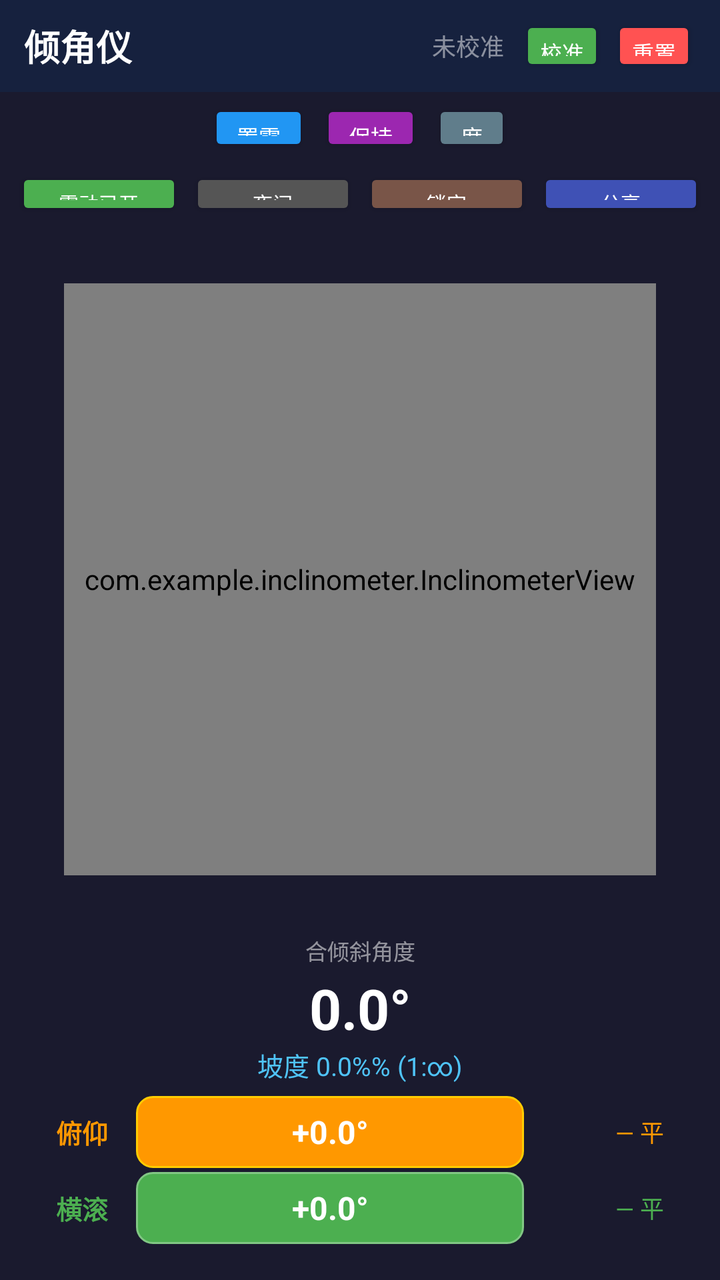
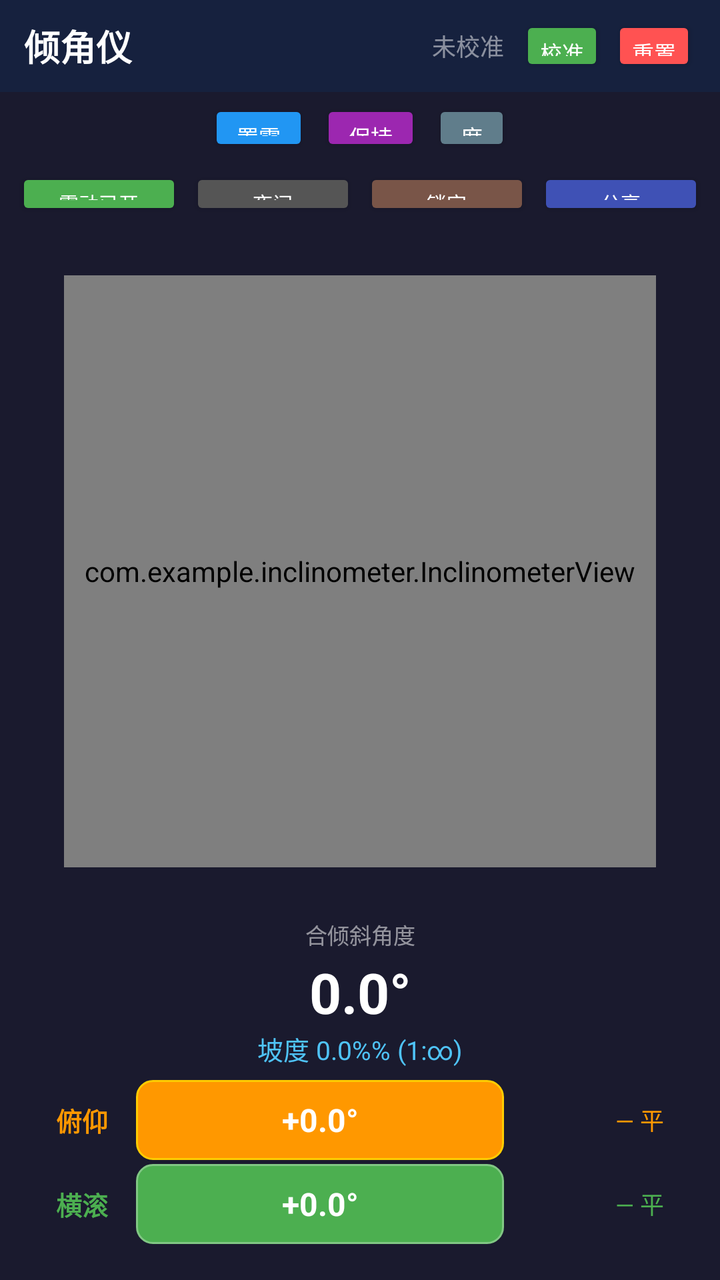

Compare the two renders of this Android layout. The source of the first and the diff that turns it into the second are given below.
<!-- AndroidManifest.xml: application theme Theme.Inclinometer -->
<!-- res/layout/activity_main.xml -->
<?xml version="1.0" encoding="utf-8"?>
<androidx.constraintlayout.widget.ConstraintLayout
    xmlns:android="http://schemas.android.com/apk/res/android"
    xmlns:app="http://schemas.android.com/apk/res-auto"
    xmlns:tools="http://schemas.android.com/tools"
    android:layout_width="match_parent"
    android:layout_height="match_parent"
    tools:context=".MainActivity">

    <LinearLayout
        android:id="@+id/topBar"
        android:layout_width="match_parent"
        android:layout_height="wrap_content"
        android:gravity="center_vertical"
        android:paddingHorizontal="12dp"
        android:paddingVertical="8dp"
        android:background="#16213E"
        android:orientation="vertical"
        app:layout_constraintTop_toTopOf="parent">

        <LinearLayout
            android:layout_width="match_parent"
            android:layout_height="wrap_content"
            android:gravity="center_vertical">

            <TextView
                android:layout_width="0dp"
                android:layout_height="wrap_content"
                android:layout_weight="1"
                android:text="@string/app_name"
                android:textColor="#FFFFFF"
                android:textSize="18sp"
                android:textStyle="bold" />

            <TextView
                android:id="@+id/tvStatus"
                android:layout_width="wrap_content"
                android:layout_height="wrap_content"
                android:text="@string/status_uncalibrated"
                android:textColor="#80FFFFFF"
                android:textSize="12sp"
                android:layout_marginEnd="8dp"
                android:maxLines="1"
                android:ellipsize="end"
                android:maxWidth="120dp" />

            <Button
                android:id="@+id/btnCalibrate"
                android:layout_width="wrap_content"
                android:layout_height="30dp"
                android:text="@string/btn_calibrate"
                android:textSize="11sp"
                android:textColor="#FFFFFF"
                android:backgroundTint="#4CAF50"
                android:minWidth="0dp"
                android:paddingHorizontal="10dp"
                android:contentDescription="@string/btn_calibrate"
                style="@style/Widget.AppCompat.Button.Colored" />

            <Button
                android:id="@+id/btnReset"
                android:layout_width="wrap_content"
                android:layout_height="30dp"
                android:text="@string/btn_reset"
                android:textSize="11sp"
                android:textColor="#FFFFFF"
                android:backgroundTint="#FF5252"
                android:minWidth="0dp"
                android:paddingHorizontal="10dp"
                android:layout_marginStart="4dp"
                android:contentDescription="@string/btn_reset"
                style="@style/Widget.AppCompat.Button.Colored" />
        </LinearLayout>

        <ProgressBar
            android:id="@+id/progressCalibration"
            style="?android:attr/progressBarStyleHorizontal"
            android:layout_width="match_parent"
            android:layout_height="4dp"
            android:layout_marginTop="4dp"
            android:visibility="gone"
            android:progressTint="#4CAF50"
            android:progressBackgroundTint="#333333" />

        <TextView
            android:id="@+id/tvCalibrationCount"
            android:layout_width="match_parent"
            android:layout_height="wrap_content"
            android:textColor="#80FFFFFF"
            android:textSize="10sp"
            android:gravity="center"
            android:visibility="gone" />
    </LinearLayout>

    
    <LinearLayout
        android:id="@+id/layoutControls"
        android:layout_width="0dp"
        android:layout_height="wrap_content"
        android:gravity="center"
        android:paddingVertical="4dp"
        android:paddingHorizontal="12dp"
        app:layout_constraintTop_toBottomOf="@id/topBar"
        app:layout_constraintStart_toStartOf="parent"
        app:layout_constraintEnd_toEndOf="parent">

        <Button
            android:id="@+id/btnDelta"
            android:layout_width="wrap_content"
            android:layout_height="28dp"
            android:text="@string/btn_zero"
            android:textSize="11sp"
            android:textColor="#FFFFFF"
            android:backgroundTint="#2196F3"
            android:minWidth="0dp"
            android:paddingHorizontal="14dp"
            android:contentDescription="@string/btn_zero"
            style="@style/Widget.AppCompat.Button.Colored" />

        <Button
            android:id="@+id/btnHold"
            android:layout_width="wrap_content"
            android:layout_height="28dp"
            android:text="@string/btn_hold"
            android:textSize="11sp"
            android:textColor="#FFFFFF"
            android:backgroundTint="#9C27B0"
            android:minWidth="0dp"
            android:paddingHorizontal="14dp"
            android:layout_marginStart="6dp"
            android:contentDescription="@string/btn_hold"
            style="@style/Widget.AppCompat.Button.Colored" />

        <Button
            android:id="@+id/btnUnit"
            android:layout_width="wrap_content"
            android:layout_height="28dp"
            android:text="@string/unit_degree"
            android:textSize="11sp"
            android:textColor="#FFFFFF"
            android:backgroundTint="#607D8B"
            android:minWidth="0dp"
            android:paddingHorizontal="14dp"
            android:layout_marginStart="6dp"
            android:contentDescription="切换单位"
            style="@style/Widget.AppCompat.Button.Colored" />
    </LinearLayout>

    
    <LinearLayout
        android:id="@+id/layoutVibrateToggle"
        android:layout_width="0dp"
        android:layout_height="wrap_content"
        android:gravity="center"
        android:paddingVertical="2dp"
        android:paddingHorizontal="8dp"
        app:layout_constraintTop_toBottomOf="@id/layoutControls"
        app:layout_constraintStart_toStartOf="parent"
        app:layout_constraintEnd_toEndOf="parent">

        <Button
            android:id="@+id/btnVibrate"
            android:layout_width="0dp"
            android:layout_height="26dp"
            android:layout_weight="1"
            android:text="@string/btn_vibrate_on"
            android:textSize="10sp"
            android:textColor="#FFFFFF"
            android:backgroundTint="#4CAF50"
            android:minWidth="0dp"
            android:paddingHorizontal="6dp"
            android:layout_marginEnd="4dp"
            android:contentDescription="@string/btn_vibrate_on"
            style="@style/Widget.AppCompat.Button.Colored" />

        <Button
            android:id="@+id/btnNightMode"
            android:layout_width="0dp"
            android:layout_height="26dp"
            android:layout_weight="1"
            android:text="@string/btn_night_mode"
            android:textSize="10sp"
            android:textColor="#FFFFFF"
            android:backgroundTint="#555555"
            android:minWidth="0dp"
            android:paddingHorizontal="6dp"
            android:layout_marginEnd="4dp"
            android:contentDescription="@string/btn_night_mode"
            style="@style/Widget.AppCompat.Button.Colored" />

        <Button
            android:id="@+id/btnLockOrientation"
            android:layout_width="0dp"
            android:layout_height="26dp"
            android:layout_weight="1"
            android:text="@string/btn_lock"
            android:textSize="10sp"
            android:textColor="#FFFFFF"
            android:backgroundTint="#795548"
            android:minWidth="0dp"
            android:paddingHorizontal="6dp"
            android:layout_marginEnd="4dp"
            android:contentDescription="@string/btn_lock"
            style="@style/Widget.AppCompat.Button.Colored" />

        <Button
            android:id="@+id/btnShare"
            android:layout_width="0dp"
            android:layout_height="26dp"
            android:layout_weight="1"
            android:text="@string/btn_share"
            android:textSize="10sp"
            android:textColor="#FFFFFF"
            android:backgroundTint="#3F51B5"
            android:minWidth="0dp"
            android:paddingHorizontal="6dp"
            android:contentDescription="@string/btn_share"
            style="@style/Widget.AppCompat.Button.Colored" />
    </LinearLayout>

    
    <com.example.inclinometer.InclinometerView
        android:id="@+id/inclinometerView"
        android:layout_width="0dp"
        android:layout_height="0dp"
        app:layout_constraintTop_toBottomOf="@id/layoutVibrateToggle"
        app:layout_constraintBottom_toTopOf="@id/panelInfo"
        app:layout_constraintStart_toStartOf="parent"
        app:layout_constraintEnd_toEndOf="parent"
        app:layout_constraintDimensionRatio="1:1"
        android:layout_marginHorizontal="32dp"
        android:layout_marginVertical="4dp" />

    
    <LinearLayout
        android:id="@+id/panelInfo"
        android:layout_width="match_parent"
        android:layout_height="wrap_content"
        android:orientation="vertical"
        android:paddingHorizontal="20dp"
        android:paddingBottom="12dp"
        app:layout_constraintBottom_toBottomOf="parent">

        
        <LinearLayout
            android:layout_width="match_parent"
            android:layout_height="wrap_content"
            android:orientation="vertical"
            android:gravity="center">

            <TextView
                android:layout_width="match_parent"
                android:layout_height="wrap_content"
                android:text="@string/label_combined"
                android:textColor="#88FFFFFF"
                android:textSize="11sp"
                android:gravity="center"
                android:layout_marginBottom="2dp" />

            <TextView
                android:id="@+id/tvCombined"
                android:layout_width="match_parent"
                android:layout_height="wrap_content"
                android:text="0.0°"
                android:textColor="#FFFFFF"
                android:textSize="28sp"
                android:textStyle="bold"
                android:gravity="center" />

            <TextView
                android:id="@+id/tvSlope"
                android:layout_width="match_parent"
                android:layout_height="wrap_content"
                android:text="@string/slope_level"
                android:textColor="#4FC3F7"
                android:textSize="13sp"
                android:gravity="center"
                android:layout_marginBottom="6dp" />

            
            <TextView
                android:id="@+id/tvSnap"
                android:layout_width="wrap_content"
                android:layout_height="wrap_content"
                android:text=""
                android:textColor="#FFD54F"
                android:textSize="16sp"
                android:textStyle="bold"
                android:gravity="center"
                android:visibility="gone"
                android:layout_marginBottom="4dp" />
        </LinearLayout>

        
        <LinearLayout
            android:layout_width="match_parent"
            android:layout_height="wrap_content"
            android:gravity="center_vertical"
            android:layout_marginBottom="2dp"
            android:paddingHorizontal="8dp">

            <TextView
                android:id="@+id/labelPitch"
                android:layout_width="40dp"
                android:layout_height="wrap_content"
                android:text="@string/label_pitch"
                android:textColor="#FF9800"
                android:textSize="13sp"
                android:textStyle="bold" />

            <TextView
                android:id="@+id/tvPitch"
                android:layout_width="0dp"
                android:layout_height="36dp"
                android:layout_weight="1"
                android:text="+0.0°"
                android:textColor="#FFFFFF"
                android:textSize="16sp"
                android:textStyle="bold"
                android:gravity="center"
                android:background="@drawable/angle_bg_pitch" />

            <TextView
                android:id="@+id/tvDirectionPitch"
                android:layout_width="70dp"
                android:layout_height="wrap_content"
                android:text="@string/direction_level"
                android:textColor="#FF9800"
                android:textSize="12sp"
                android:gravity="end" />
        </LinearLayout>

        
        <LinearLayout
            android:layout_width="match_parent"
            android:layout_height="wrap_content"
            android:gravity="center_vertical"
            android:layout_marginBottom="2dp"
            android:paddingHorizontal="8dp">

            <TextView
                android:id="@+id/labelRoll"
                android:layout_width="40dp"
                android:layout_height="wrap_content"
                android:text="@string/label_roll"
                android:textColor="#4CAF50"
                android:textSize="13sp"
                android:textStyle="bold" />

            <TextView
                android:id="@+id/tvRoll"
                android:layout_width="0dp"
                android:layout_height="36dp"
                android:layout_weight="1"
                android:text="+0.0°"
                android:textColor="#FFFFFF"
                android:textSize="16sp"
                android:textStyle="bold"
                android:gravity="center"
                android:background="@drawable/angle_bg_roll" />

            <TextView
                android:id="@+id/tvDirectionRoll"
                android:layout_width="70dp"
                android:layout_height="wrap_content"
                android:text="@string/direction_level"
                android:textColor="#4CAF50"
                android:textSize="12sp"
                android:gravity="end" />
        </LinearLayout>

        
        <LinearLayout
            android:layout_width="match_parent"
            android:layout_height="wrap_content"
            android:gravity="center"
            android:layout_marginTop="4dp">

            <TextView
                android:id="@+id/tvDeltaLabel"
                android:layout_width="wrap_content"
                android:layout_height="wrap_content"
                android:text="@string/label_delta_prefix"
                android:textColor="#66FFFFFF"
                android:textSize="11sp"
                android:visibility="gone" />

            <TextView
                android:id="@+id/tvDelta"
                android:layout_width="wrap_content"
                android:layout_height="wrap_content"
                android:text="Δ 0.0°"
                android:textColor="#FF9800"
                android:textSize="14sp"
                android:textStyle="bold"
                android:visibility="gone" />
        </LinearLayout>
    </LinearLayout>

</androidx.constraintlayout.widget.ConstraintLayout>
<!-- resources referenced by this layout -->
<resources>
  <!-- drawable angle_bg_pitch (drawable) -->
  <?xml version="1.0" encoding="utf-8"?>
  <shape xmlns:android="http://schemas.android.com/apk/res/android"
      android:shape="rectangle">
      <solid android:color="#FF9800" />
      <corners android:radius="8dp" />
      <stroke android:width="1dp" android:color="#FFCC02" />
  </shape>
  <!-- drawable angle_bg_roll (drawable) -->
  <?xml version="1.0" encoding="utf-8"?>
  <shape xmlns:android="http://schemas.android.com/apk/res/android"
      android:shape="rectangle">
      <solid android:color="#4CAF50" />
      <corners android:radius="8dp" />
      <stroke android:width="1dp" android:color="#81C784" />
  </shape>
  <string name="app_name">倾角仪</string>
  <string name="btn_calibrate">校准</string>
  <string name="btn_hold">保持</string>
  <string name="btn_lock">锁定</string>
  <string name="btn_night_mode">夜间</string>
  <string name="btn_reset">重置</string>
  <string name="btn_share">分享</string>
  <string name="btn_vibrate_on">震动已开</string>
  <string name="btn_zero">置零</string>
  <string name="direction_level">— 平</string>
  <string name="label_combined">合倾斜角度</string>
  <string name="label_delta_prefix">相对参考面: </string>
  <string name="label_pitch">俯仰</string>
  <string name="label_roll">横滚</string>
  <string name="slope_level">坡度 0.0%% (1:\u221E)</string>
  <string name="status_uncalibrated">未校准</string>
  <string name="unit_degree">度</string>
  <style name="Theme.Inclinometer" parent="Theme.AppCompat.DayNight.NoActionBar">
          <item name="colorPrimary">#2196F3</item>
          <item name="colorPrimaryDark">#1565C0</item>
          <item name="colorAccent">#FF9800</item>
          <item name="android:windowBackground">#1A1A2E</item>
          <item name="android:statusBarColor">#0D0D1A</item>
          <item name="android:navigationBarColor">#0D0D1A</item>
      </style>
</resources>

<!-- the commit's change to res/layout/activity_main.xml (unified diff, before → after) -->
@@ -41,8 +41,7 @@
                 android:textSize="12sp"
                 android:layout_marginEnd="8dp"
                 android:maxLines="1"
-                android:ellipsize="end"
-                android:maxWidth="120dp" />
+                android:ellipsize="end" />
 
             <Button
                 android:id="@+id/btnCalibrate"
@@ -311,23 +310,25 @@
             <TextView
                 android:id="@+id/tvPitch"
                 android:layout_width="0dp"
-                android:layout_height="36dp"
+                android:layout_height="40dp"
                 android:layout_weight="1"
                 android:text="+0.0°"
                 android:textColor="#FFFFFF"
                 android:textSize="16sp"
                 android:textStyle="bold"
                 android:gravity="center"
+                android:paddingHorizontal="8dp"
                 android:background="@drawable/angle_bg_pitch" />
 
             <TextView
                 android:id="@+id/tvDirectionPitch"
-                android:layout_width="70dp"
+                android:layout_width="80dp"
                 android:layout_height="wrap_content"
                 android:text="@string/direction_level"
                 android:textColor="#FF9800"
                 android:textSize="12sp"
-                android:gravity="end" />
+                android:gravity="end"
+                android:lines="1" />
         </LinearLayout>
 
         
@@ -350,23 +351,25 @@
             <TextView
                 android:id="@+id/tvRoll"
                 android:layout_width="0dp"
-                android:layout_height="36dp"
+                android:layout_height="40dp"
                 android:layout_weight="1"
                 android:text="+0.0°"
                 android:textColor="#FFFFFF"
                 android:textSize="16sp"
                 android:textStyle="bold"
                 android:gravity="center"
+                android:paddingHorizontal="8dp"
                 android:background="@drawable/angle_bg_roll" />
 
             <TextView
                 android:id="@+id/tvDirectionRoll"
-                android:layout_width="70dp"
+                android:layout_width="80dp"
                 android:layout_height="wrap_content"
                 android:text="@string/direction_level"
                 android:textColor="#4CAF50"
                 android:textSize="12sp"
-                android:gravity="end" />
+                android:gravity="end"
+                android:lines="1" />
         </LinearLayout>
 
         
